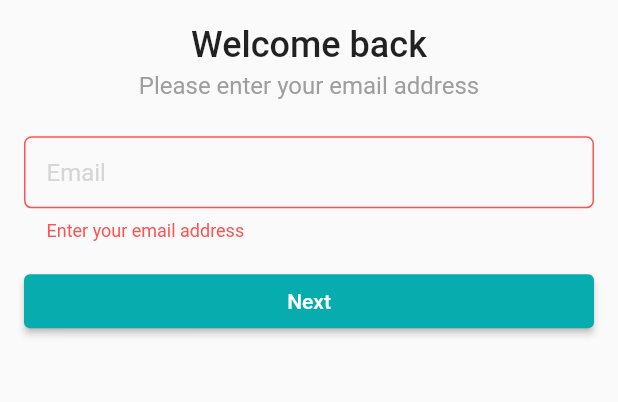
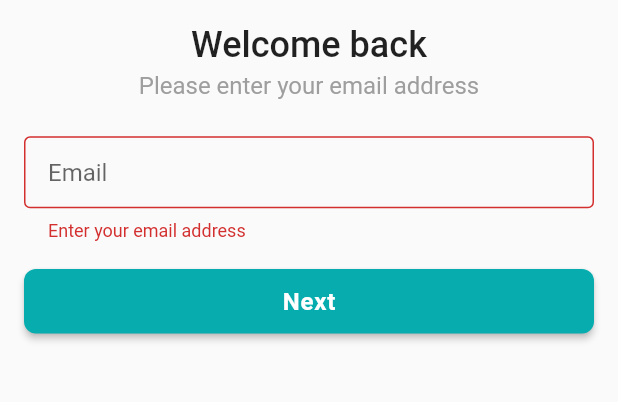
Before and after one commit to shahadat-coder/CraftyBay, a Flutter app: the screen it shows after launch, after a tap on "Next", on a phone screen of 412 x 824 dp, the part 302-704 px from its top. Run offline on Flutter 3.47's test engine with Material 2 defaults, Android fonts, the phone set to English and light mode, and no system bars; our stand-ins replace carousel_slider, connectivity_plus, flutter_svg, font_awesome_flutter, get, pin_code_fields and 1 more; network calls fail.

Commit message:
ecommerce app has been added

```diff
--- a/lib/application/app.dart
+++ b/lib/application/app.dart
@@ -1,57 +1,94 @@
-import 'package:crafty_bay/presentation/State_Holder/main_bottom_nav_controller.dart';
+import 'dart:async';
+import 'package:connectivity_plus/connectivity_plus.dart';
+import 'package:crafty_bay/application/state_holder_binder.dart';
 import 'package:crafty_bay/presentation/ui/screens/splash_screen.dart';
 import 'package:crafty_bay/presentation/ui/utils/color_palette.dart';
 import 'package:flutter/material.dart';
 import 'package:get/get.dart';
-import 'package:get/route_manager.dart';
 
-import 'state_holder_binder.dart';
+class CraftyBay extends StatefulWidget {
+  static GlobalKey<NavigatorState> globalKey = GlobalKey<NavigatorState>();
 
-class CraftyBay extends StatelessWidget {
+  const CraftyBay({Key? key}) : super(key: key);
 
- static GlobalKey<NavigatorState> globalKey = GlobalKey<NavigatorState>();
+  @override
+  State<CraftyBay> createState() => _CraftyBayState();
+}
 
+class _CraftyBayState extends State<CraftyBay> {
+  late final StreamSubscription _connectivityStatusStream;
 
-  const CraftyBay({super.key});
+  @override
+  void initState() {
+    checkInitialInternetConnection();
+    checkInternetConnectivityStatus();
+    super.initState();
+  }
+
+  void checkInitialInternetConnection() async {
+    final result = await Connectivity().checkConnectivity();
+    handleConnectivityStates(result);
+  }
+
+  void checkInternetConnectivityStatus() {
+    _connectivityStatusStream = Connectivity().onConnectivityChanged.listen((status) {
+      handleConnectivityStates(status);
+    });
+  }
+
+  void handleConnectivityStates(ConnectivityResult status) {
+    if (status != ConnectivityResult.mobile && status != ConnectivityResult.wifi) {
+      Get.showSnackbar(const GetSnackBar(
+        title: 'No internet!',
+        message: 'Please check your internet connectivity',
+        isDismissible: false,
+      ));
+    } else {
+      if (Get.isSnackbarOpen) {
+        Get.closeAllSnackbars();
+      }
+    }
+  }
 
   @override
   Widget build(BuildContext context) {
     return GetMaterialApp(
+      debugShowCheckedModeBanner: false,
       navigatorKey: CraftyBay.globalKey,
-      debugShowCheckedModeBanner: false,
+      home: const SplashScreen(),
       initialBinding: StateHolderBinder(),
       theme: ThemeData(
-        primarySwatch: MaterialColor(
-            ColorPalette.primaryColor.value, ColorPalette().colors),
-        inputDecorationTheme: InputDecorationTheme(
-            contentPadding: const EdgeInsets.symmetric(
-              horizontal: 15,
-              vertical: 8,
+          primarySwatch:
+          MaterialColor(ColorPalette.primaryColor.value, ColorPalette().colors),
+          elevatedButtonTheme: ElevatedButtonThemeData(
+            style: ElevatedButton.styleFrom(
+              padding: const EdgeInsets.symmetric(vertical: 12),
+              textStyle: const TextStyle(
+                  fontSize: 16, letterSpacing: 0.5, fontWeight: FontWeight.w600),
+              shape: RoundedRectangleBorder(
+                borderRadius: BorderRadius.circular(8),
+              ),
             ),
-            hintStyle: TextStyle(
-              color: Colors.grey[350],
+          ),
+          inputDecorationTheme: const InputDecorationTheme(
+            contentPadding: EdgeInsets.symmetric(horizontal: 16),
+            border: OutlineInputBorder(
+                borderSide: BorderSide(color: Colors.grey)
             ),
-            filled: true,
-            fillColor: Colors.grey[50],
             enabledBorder: OutlineInputBorder(
-              borderRadius: BorderRadius.circular(5.0),
-              borderSide: const BorderSide(color: ColorPalette.primaryColor),
+                borderSide: BorderSide(color: Colors.grey)
             ),
-            focusedBorder: OutlineInputBorder(
-              borderRadius: BorderRadius.circular(5.0),
-              borderSide: const BorderSide(color: ColorPalette.primaryColor),
+            disabledBorder: OutlineInputBorder(
+                borderSide: BorderSide(color: Colors.grey)
             ),
-            errorBorder: OutlineInputBorder(
-              borderRadius: BorderRadius.circular(5.0),
-              borderSide: const BorderSide(color: Colors.redAccent),
-            ),
-            focusedErrorBorder: OutlineInputBorder(
-              borderRadius: BorderRadius.circular(5.0),
-              borderSide: const BorderSide(color: Colors.redAccent),
-            ),
-            errorStyle: const TextStyle(color: Colors.redAccent)),
+          )
       ),
-      home: const SplashScreen(),
     );
   }
+
+  @override
+  void dispose() {
+    _connectivityStatusStream.cancel();
+    super.dispose();
+  }
 }
--- a/lib/application/state_holder_binder.dart
+++ b/lib/application/state_holder_binder.dart
@@ -1,4 +1,5 @@
 import 'package:crafty_bay/presentation/State_Holder/ProductDetails_Controller.dart';
+import 'package:crafty_bay/presentation/State_Holder/cart_list_controller.dart';
 import 'package:crafty_bay/presentation/State_Holder/category_controller.dart';
 import 'package:crafty_bay/presentation/State_Holder/email_verification_controller.dart';
 import 'package:crafty_bay/presentation/State_Holder/home_slider_controller.dart';
@@ -27,6 +28,7 @@ class StateHolderBinder extends Bindings{
     Get.put(ProductDetailsController());
     Get.put(AddToCartController());
     Get.put(ProductListController());
+    Get.put(CartListController());
   }
 
 }
--- a/lib/data/models/brand_data.dart
+++ b/lib/data/models/brand_data.dart
@@ -17,7 +17,7 @@ class Brand {
   }
 
   Map<String, dynamic> toJson() {
-    final Map<String, dynamic> data = new Map<String, dynamic>();
+    final Map<String, dynamic> data = <String, dynamic>{};
     data['id'] = this.id;
     data['brandName'] = this.brandName;
     data['brandImg'] = this.brandImg;
--- a/lib/data/utility/urls.dart
+++ b/lib/data/utility/urls.dart
@@ -9,4 +9,5 @@ class Urls {
   static String getProductByRemarks(String remarks) =>'$_baseUrl/ListProductByRemark/$remarks';
   static String getProductDetails(int productId) => '$_baseUrl/ProductDetailsById/$productId';
   static const String addToCart = '$_baseUrl/CreateCartList';
+  static const String getCartList = '$_baseUrl/CartList';
 }
--- /dev/null
+++ b/lib/presentation/State_Holder/cart_list_controller.dart
@@ -0,0 +1,51 @@
+import 'package:crafty_bay/data/models/cart_list_model.dart';
+import 'package:crafty_bay/data/models/service/network_caller.dart';
+import 'package:crafty_bay/data/network_response.dart';
+import 'package:crafty_bay/data/utility/urls.dart';
+import 'package:get/get.dart';
+
+class CartListController extends GetxController {
+  bool _getCartListInProgress = false;
+  String _message = '';
+  CartListModel _cartListModel = CartListModel();
+  double _totalPrice = 0;
+
+  bool get getCartListInProgress => _getCartListInProgress;
+
+  String get message => _message;
+
+  CartListModel get cartListModel => _cartListModel;
+
+  double get totalPrice => _totalPrice;
+
+  Future<bool> getCartList() async {
+    _getCartListInProgress = true;
+    update();
+    final NetworkResponse response = await NetworkCaller.getRequest(Urls.getCartList);
+    _getCartListInProgress = false;
+    if (response.isSuccess) {
+      _cartListModel = CartListModel.fromJson(response.responseJson!);
+      _calculateTotalPrice();
+      update();
+      return true;
+    } else {
+      _message = 'get cart list failed! Try again';
+      return false;
+    }
+  }
+
+  void changeItem(int cartId, int noOfItems) {
+    _cartListModel.data?.firstWhere((cartData) => cartData.id == cartId).numberOfItems = noOfItems;
+    _calculateTotalPrice();
+  }
+
+  void _calculateTotalPrice() {
+    _totalPrice = 0;
+    for (CartData data in _cartListModel.data ?? []) {
+      _totalPrice += (data.numberOfItems *
+          (double.tryParse(data.product?.price ?? '0') ?? 0));
+    }
+    update();
+  }
+
+}
--- a/lib/presentation/ui/screens/product_details.dart
+++ b/lib/presentation/ui/screens/product_details.dart
@@ -295,7 +295,7 @@ class _ProductDetailsScreenState extends State<ProductDetailsScreen> {
                if (result) {
                Get.snackbar('Added to cart',
                'This product has been added to cart list',
-               snackPosition: SnackPosition.BOTTOM);
+               snackPosition: SnackPosition.TOP);
                 }
                  },
 
--- a/pubspec.yaml
+++ b/pubspec.yaml
@@ -42,6 +42,7 @@ dependencies:
   carousel_slider: ^4.2.1
   http: ^1.1.0
   shared_preferences: ^2.2.1
+  connectivity_plus: ^5.0.0
 
 dev_dependencies:
   flutter_test:
```
Also changed, not shown: lib/data/models/cart_list_model.dart (added, +77 -0 lines), lib/presentation/ui/screens/cart_screen.dart (+42 -17 lines), lib/presentation/ui/widgets/home/cart_product_cart.dart (+62 -47 lines), lib/presentation/ui/widgets/home/home_carousel_slider.dart (+8 -7 lines), pubspec.lock, 3 other files.
